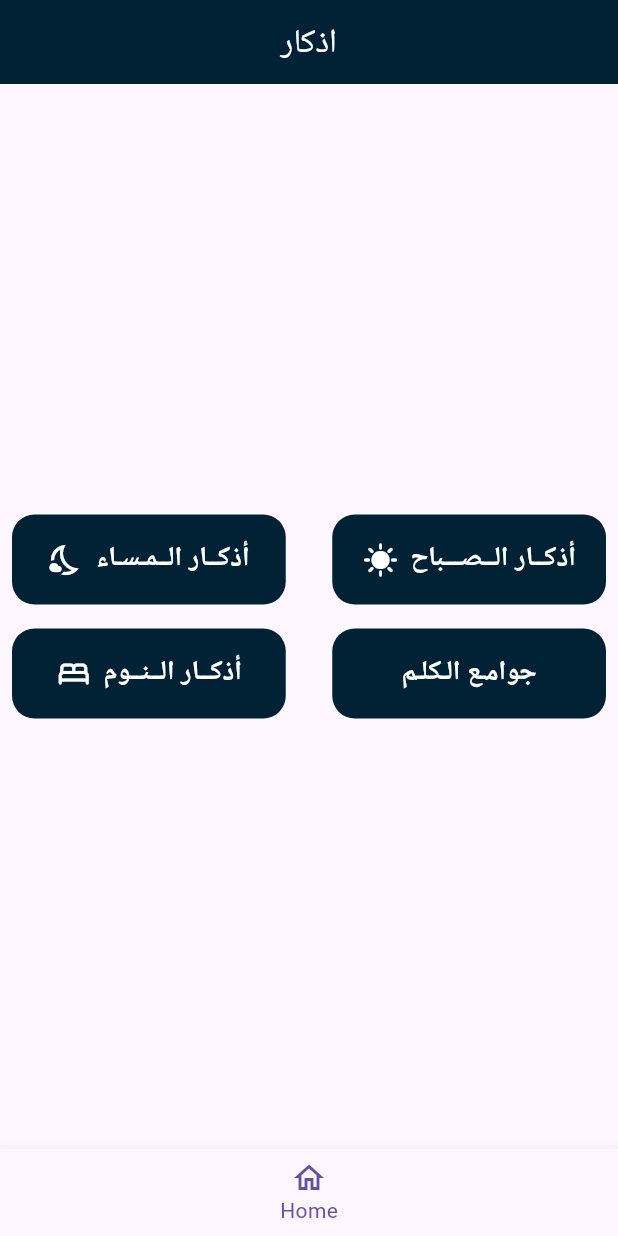
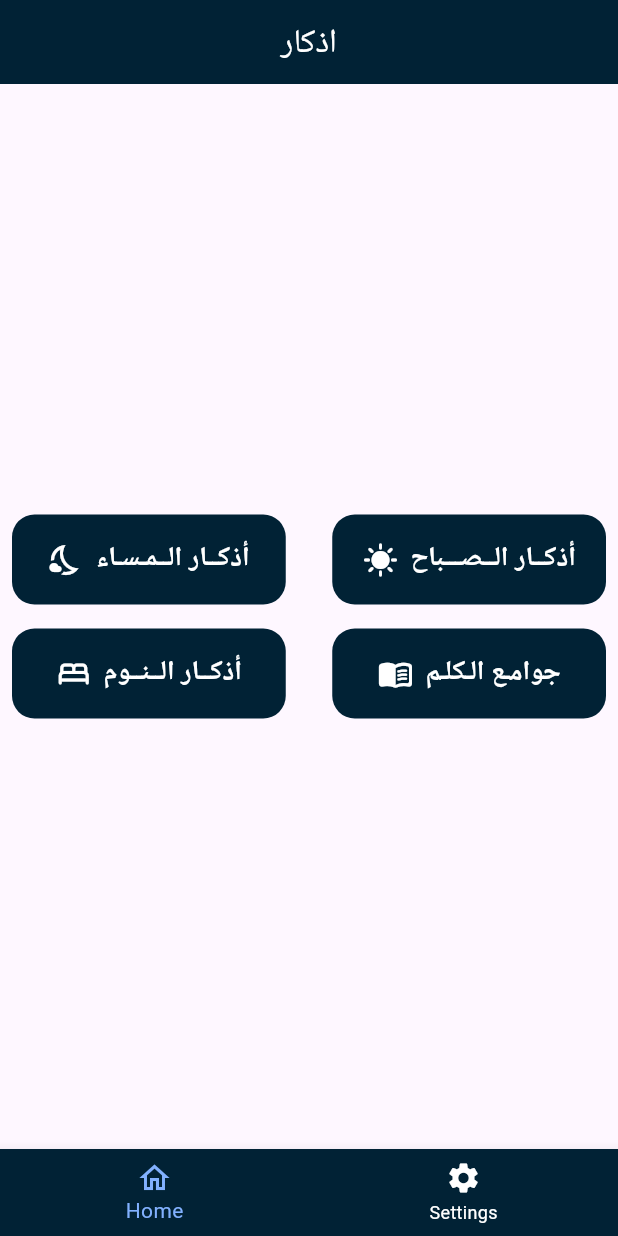
Before and after one commit to mdagher91/azkaar_app, a Flutter app: the screen it shows after launch, on a phone screen of 412 x 824 dp. Run offline on Flutter 3.47's test engine with Material 3 defaults, Android fonts, the light colour scheme and no system bars.

```diff
--- a/lib/layout/home_page.dart
+++ b/lib/layout/home_page.dart
@@ -4,9 +4,15 @@ import 'package:azkaar_app/widgets/azkar_item.dart';
 import 'package:azkaar_app/shared/componentes/custom_button.dart';
 import 'package:flutter/material.dart';
 
-class HomePage extends StatelessWidget {
+class HomePage extends StatefulWidget {
   const HomePage({super.key});
 
+  @override
+  HomePageState createState() => HomePageState();
+}
+
+class HomePageState extends State<HomePage> {
+  int selectedIndex = 0;
   @override
   Widget build(BuildContext context) {
     return Scaffold(
@@ -45,23 +51,25 @@ class HomePage extends StatelessWidget {
                     onPressed: () {},
                   ),
                   SizedBox(width: 15),
-
                   CustomButton(
                     text: 'جوامـع الـكلـم',
-                    icon: null,
+                    icon: Icons.menu_book_rounded,
                     onPressed: () {},
                   ),
                 ],
               ),
-
               Spacer(),
             ],
           ),
         ],
       ),
       bottomNavigationBar: CustomBottomNavBar(
-        currentIndex: 0,
-        onTap: (int value) {},
+        currentIndex: selectedIndex,
+        onTap: (index) {
+          setState(() {
+            selectedIndex = index;
+          });
+        },
       ),
     );
   }
--- /dev/null
+++ b/lib/layout/list_of_widgets.dart
@@ -0,0 +1,6 @@
+import 'package:flutter/material.dart';
+
+final List<Widget> pages = [
+  Center(child: Text('Home Page')),
+  Center(child: Text('Settings Page')),
+];
--- a/lib/shared/componentes/bottom_nav_bar.dart
+++ b/lib/shared/componentes/bottom_nav_bar.dart
@@ -1,3 +1,4 @@
+import 'package:azkaar_app/constants/color.dart';
 import 'package:flutter/material.dart';
 
 class CustomBottomNavBar extends StatelessWidget {
@@ -13,18 +14,15 @@ class CustomBottomNavBar extends StatelessWidget {
   @override
   Widget build(BuildContext context) {
     return BottomNavigationBar(
+      backgroundColor: defaultColor,
+      unselectedItemColor: Colors.white,
+      selectedItemColor: Colors.blueAccent[100],
       currentIndex: currentIndex,
       onTap: onTap,
       items: const [
         BottomNavigationBarItem(icon: Icon(Icons.home_outlined), label: 'Home'),
-        // BottomNavigationBarItem(
-        //   icon: Icon(Icons.favorite_border),
-        //   label: 'Favorites',
-        // ),
-        // BottomNavigationBarItem(
-        //   icon: Icon(Icons.settings_outlined),
-        //   label: 'Settings',
-        // ),
+        BottomNavigationBarItem(icon: Icon(Icons.settings), label: 'Settings'),
+        // Add more items if needed
       ],
     );
   }
```
